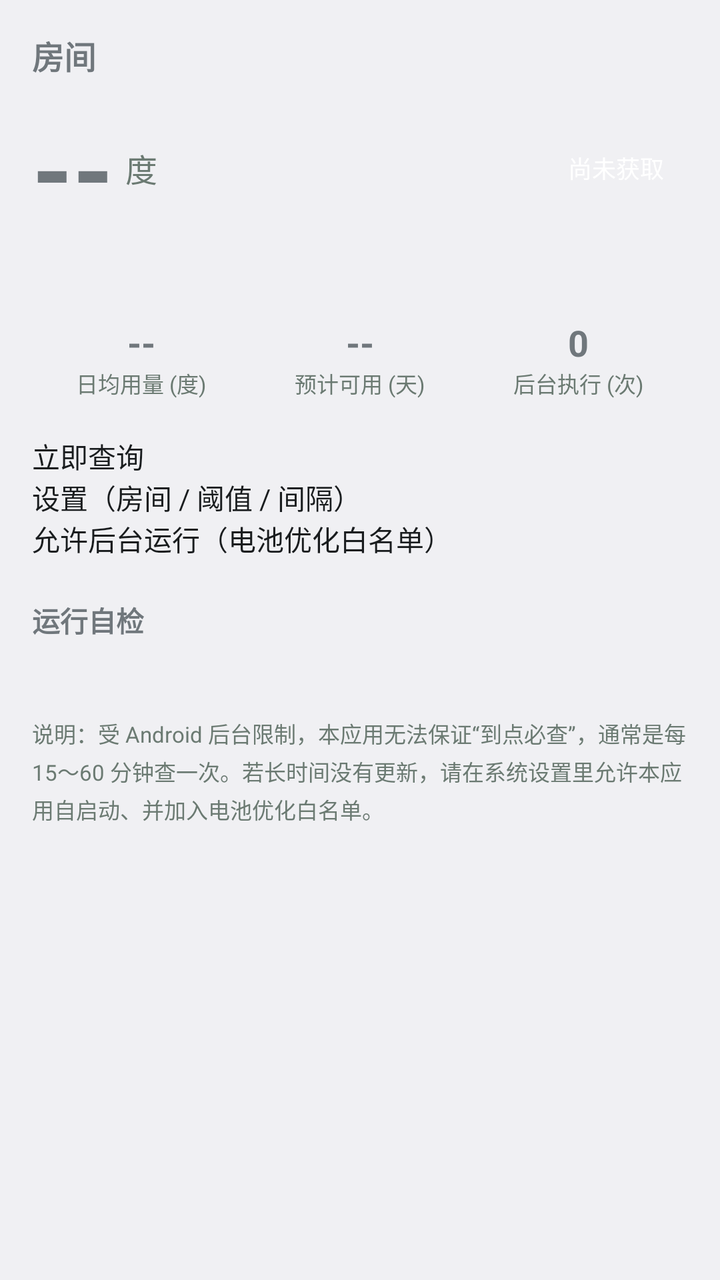
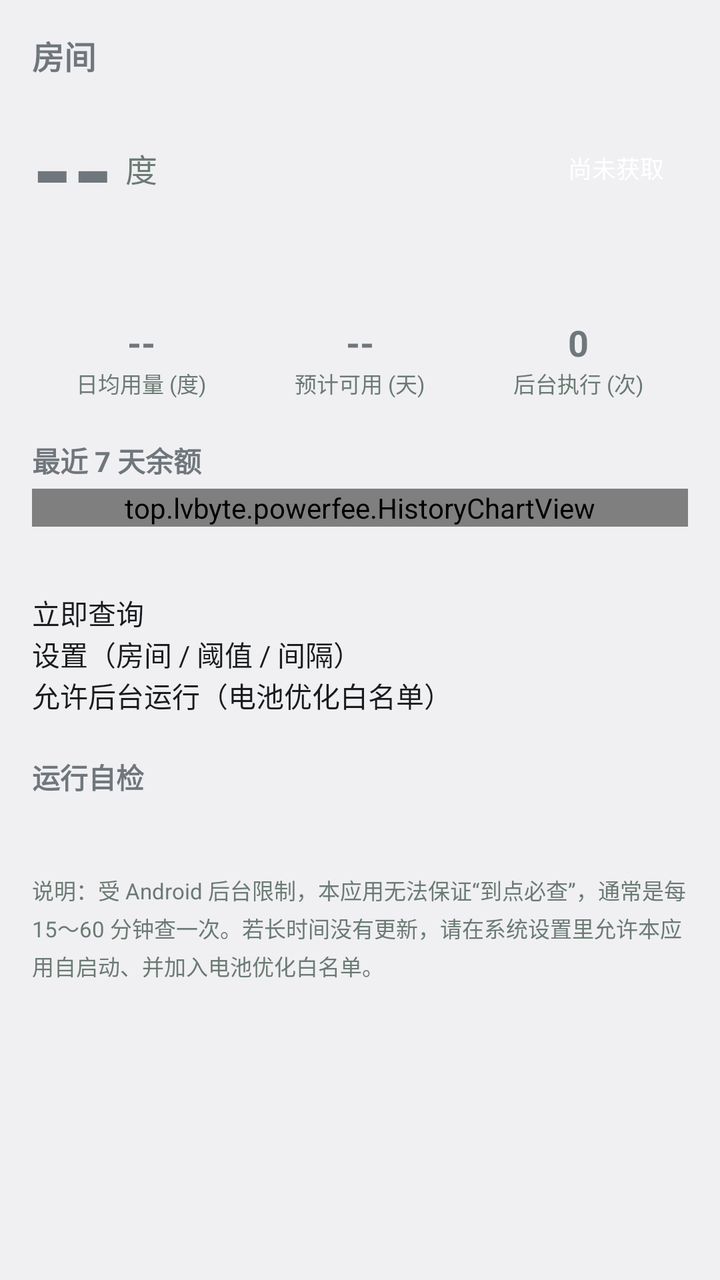

An Android layout rendered at two revisions. The XML below is the earlier revision; the diff shows what the commit changed to produce the second picture.
<!-- AndroidManifest.xml: application theme android:Theme.DeviceDefault.Light -->
<!-- res/layout/activity_main.xml -->
<?xml version="1.0" encoding="utf-8"?>
<ScrollView xmlns:android="http://schemas.android.com/apk/res/android"
    android:layout_width="match_parent"
    android:layout_height="match_parent"
    android:fillViewport="true">

    <LinearLayout
        android:layout_width="match_parent"
        android:layout_height="wrap_content"
        android:orientation="vertical"
        android:padding="16dp">

        <TextView
            android:id="@+id/roomTitle"
            android:layout_width="match_parent"
            android:layout_height="wrap_content"
            android:text="房间"
            android:textSize="16sp"
            android:textStyle="bold" />

        <LinearLayout
            android:layout_width="match_parent"
            android:layout_height="wrap_content"
            android:layout_marginTop="10dp"
            android:gravity="center_vertical"
            android:orientation="horizontal">

            <TextView
                android:id="@+id/balanceValue"
                android:layout_width="wrap_content"
                android:layout_height="wrap_content"
                android:text="--"
                android:textSize="52sp"
                android:textStyle="bold" />

            <TextView
                android:layout_width="wrap_content"
                android:layout_height="wrap_content"
                android:layout_marginStart="6dp"
                android:text="度"
                android:textColor="@color/text_muted"
                android:textSize="16sp" />

            <View
                android:layout_width="0dp"
                android:layout_height="1dp"
                android:layout_weight="1" />

            <TextView
                android:id="@+id/levelBadge"
                android:layout_width="wrap_content"
                android:layout_height="wrap_content"
                android:paddingStart="12dp"
                android:paddingTop="6dp"
                android:paddingEnd="12dp"
                android:paddingBottom="6dp"
                android:text="尚未获取"
                android:textColor="#FFFFFFFF"
                android:textSize="12sp" />
        </LinearLayout>

        <TextView
            android:id="@+id/thresholdLine"
            android:layout_width="match_parent"
            android:layout_height="wrap_content"
            android:layout_marginTop="8dp"
            android:textColor="@color/text_muted"
            android:textSize="12sp" />

        <LinearLayout
            android:layout_width="match_parent"
            android:layout_height="wrap_content"
            android:layout_marginTop="16dp"
            android:orientation="horizontal">

            <LinearLayout
                android:layout_width="0dp"
                android:layout_height="wrap_content"
                android:layout_weight="1"
                android:gravity="center_horizontal"
                android:orientation="vertical">

                <TextView
                    android:id="@+id/dailyUsage"
                    android:layout_width="wrap_content"
                    android:layout_height="wrap_content"
                    android:text="--"
                    android:textSize="18sp"
                    android:textStyle="bold" />

                <TextView
                    android:layout_width="wrap_content"
                    android:layout_height="wrap_content"
                    android:text="日均用量 (度)"
                    android:textColor="@color/text_muted"
                    android:textSize="11sp" />
            </LinearLayout>

            <LinearLayout
                android:layout_width="0dp"
                android:layout_height="wrap_content"
                android:layout_weight="1"
                android:gravity="center_horizontal"
                android:orientation="vertical">

                <TextView
                    android:id="@+id/daysLeft"
                    android:layout_width="wrap_content"
                    android:layout_height="wrap_content"
                    android:text="--"
                    android:textSize="18sp"
                    android:textStyle="bold" />

                <TextView
                    android:layout_width="wrap_content"
                    android:layout_height="wrap_content"
                    android:text="预计可用 (天)"
                    android:textColor="@color/text_muted"
                    android:textSize="11sp" />
            </LinearLayout>

            <LinearLayout
                android:layout_width="0dp"
                android:layout_height="wrap_content"
                android:layout_weight="1"
                android:gravity="center_horizontal"
                android:orientation="vertical">

                <TextView
                    android:id="@+id/pollCount"
                    android:layout_width="wrap_content"
                    android:layout_height="wrap_content"
                    android:text="0"
                    android:textSize="18sp"
                    android:textStyle="bold" />

                <TextView
                    android:layout_width="wrap_content"
                    android:layout_height="wrap_content"
                    android:text="后台执行 (次)"
                    android:textColor="@color/text_muted"
                    android:textSize="11sp" />
            </LinearLayout>
        </LinearLayout>

        <Button
            android:id="@+id/refreshBtn"
            android:layout_width="match_parent"
            android:layout_height="wrap_content"
            android:layout_marginTop="18dp"
            android:text="立即查询" />

        <Button
            android:id="@+id/notifyBtn"
            android:layout_width="match_parent"
            android:layout_height="wrap_content"
            android:text="开启通知（必需，否则收不到提醒）"
            android:visibility="gone" />

        <Button
            android:id="@+id/setupBtn"
            android:layout_width="match_parent"
            android:layout_height="wrap_content"
            android:text="设置（房间 / 阈值 / 间隔）" />

        <Button
            android:id="@+id/batteryBtn"
            android:layout_width="match_parent"
            android:layout_height="wrap_content"
            android:text="允许后台运行（电池优化白名单）" />

        <TextView
            android:layout_width="match_parent"
            android:layout_height="wrap_content"
            android:layout_marginTop="20dp"
            android:text="运行自检"
            android:textSize="14sp"
            android:textStyle="bold" />

        <TextView
            android:id="@+id/checkText"
            android:layout_width="match_parent"
            android:layout_height="wrap_content"
            android:layout_marginTop="6dp"
            android:lineSpacingExtra="4dp"
            android:textColor="@color/text_muted"
            android:textSize="12sp" />

        <TextView
            android:layout_width="match_parent"
            android:layout_height="wrap_content"
            android:layout_marginTop="16dp"
            android:lineSpacingExtra="3dp"
            android:text="说明：受 Android 后台限制，本应用无法保证“到点必查”，通常是每 15～60 分钟查一次。若长时间没有更新，请在系统设置里允许本应用自启动、并加入电池优化白名单。"
            android:textColor="@color/text_muted"
            android:textSize="11sp" />
    </LinearLayout>
</ScrollView>
<!-- resources referenced by this layout -->
<resources>
  <color name="text_muted">#6B7A72</color>
</resources>

<!-- the commit's change to res/layout/activity_main.xml (unified diff, before → after) -->
@@ -143,6 +143,28 @@
             </LinearLayout>
         </LinearLayout>
 
+        <TextView
+            android:layout_width="match_parent"
+            android:layout_height="wrap_content"
+            android:layout_marginTop="20dp"
+            android:text="最近 7 天余额"
+            android:textSize="14sp"
+            android:textStyle="bold" />
+
+        
+        <top.lvbyte.powerfee.HistoryChartView
+            android:id="@+id/chart"
+            android:layout_width="match_parent"
+            android:layout_height="wrap_content"
+            android:layout_marginTop="4dp" />
+
+        <TextView
+            android:id="@+id/chartCaption"
+            android:layout_width="match_parent"
+            android:layout_height="wrap_content"
+            android:textColor="@color/text_muted"
+            android:textSize="11sp" />
+
         <Button
             android:id="@+id/refreshBtn"
             android:layout_width="match_parent"
